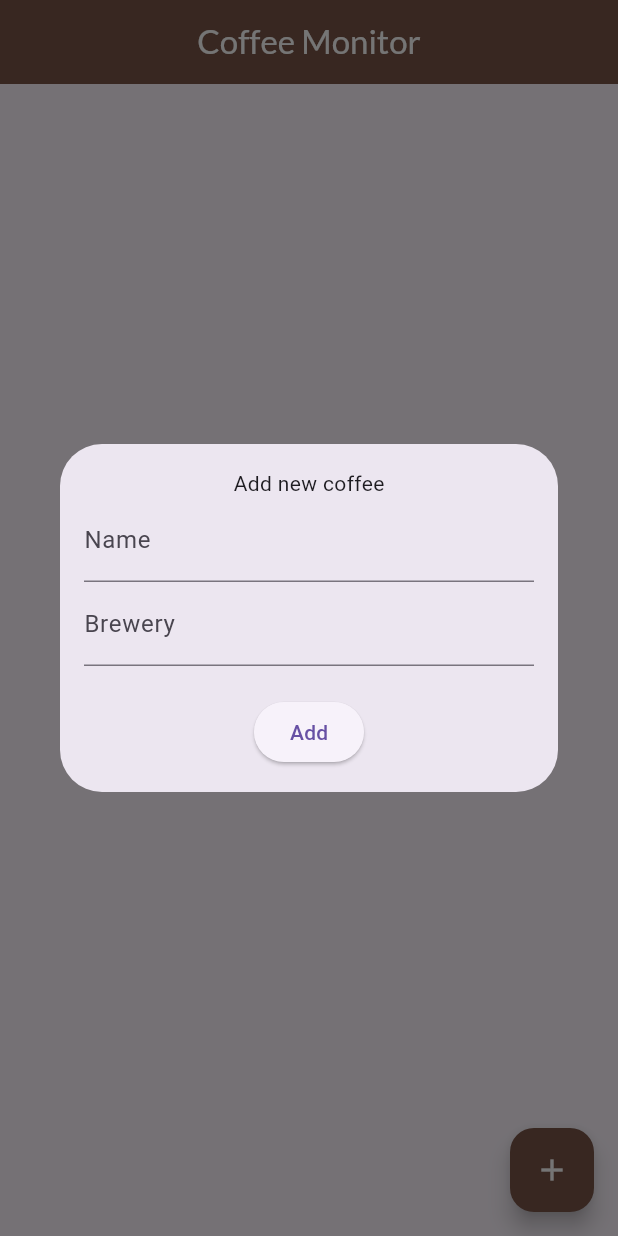
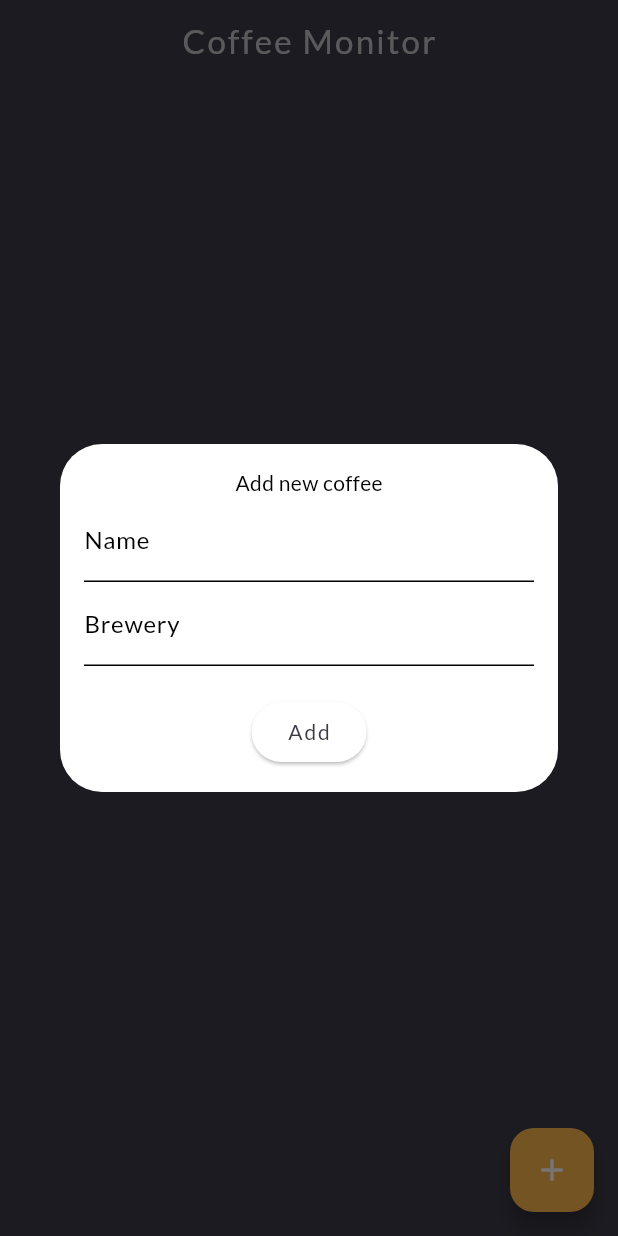
Before and after one commit to danielovadia/coffee-brew-monitor, a Flutter app: the screen it shows after launch, after a tap on the "add" icon, on a phone screen of 412 x 824 dp. Run offline on Flutter 3.47's test engine with Material 3 defaults, Android fonts, the phone set to English and light mode, and no system bars; our stand-ins replace flutter_riverpod, google_fonts, shared_preferences.

Commit message:
Refactor CoffeeCard and CoffeeCardsListView components

```diff
--- a/lib/components/coffee_cards_list_view.dart
+++ b/lib/components/coffee_cards_list_view.dart
@@ -5,7 +5,10 @@ import 'package:flutter/material.dart';
 class CoffeeCardsListView extends StatelessWidget {
   final List<Coffee> coffees;
 
-  const CoffeeCardsListView({super.key, required this.coffees});
+  const CoffeeCardsListView({
+    super.key,
+    required this.coffees,
+  });
 
   @override
   Widget build(BuildContext context) {
--- a/lib/main.dart
+++ b/lib/main.dart
@@ -13,9 +13,28 @@ Future<void> main() async {
   LocalStorage.instance.init();
 
   await CoffeeService.instance.init();
-  runApp(const ProviderScope(
+  runApp(ProviderScope(
       child: MaterialApp(
-    home: MainApp(),
+    debugShowCheckedModeBanner: false,
+    home: const MainApp(),
+    theme: ThemeData(
+      fontFamily: GoogleFonts.lato().fontFamily,
+      scaffoldBackgroundColor: const Color.fromARGB(255, 59, 59, 71),
+      colorScheme: const ColorScheme.light(
+        primary: Color.fromARGB(255, 59, 59, 71),
+        secondary: Color.fromARGB(255, 238, 236, 233),
+        onPrimary: Color.fromARGB(255, 238, 236, 233),
+      ),
+      textTheme: const TextTheme(
+          titleLarge: TextStyle(color: Colors.white70, letterSpacing: 1.5),
+          labelLarge: TextStyle(color: Colors.white70, letterSpacing: 1.2)),
+      appBarTheme: const AppBarTheme(
+        backgroundColor: Color.fromARGB(255, 59, 59, 71),
+      ),
+      cardColor: const Color.fromARGB(255, 59, 59, 71),
+      floatingActionButtonTheme:
+          FloatingActionButtonThemeData(backgroundColor: Colors.orange[300]),
+    ),
   )));
 }
 
@@ -26,29 +45,26 @@ class MainApp extends ConsumerWidget {
   Widget build(BuildContext context, WidgetRef ref) {
     List<Coffee> coffees = ref.watch(coffeesProvider);
 
-    return MaterialApp(
-      theme: ThemeData(
-        fontFamily: GoogleFonts.lato().fontFamily,
-      ),
-      home: Scaffold(
+    return Scaffold(
       appBar: AppBar(
-          title: const Text(
+        title: Text(
           "Coffee Monitor",
-            style: TextStyle(color: Colors.white),
+          style: Theme.of(context).textTheme.titleLarge,
         ),
         centerTitle: true,
-          backgroundColor: Colors.brown,
+        backgroundColor: Theme.of(context).appBarTheme.backgroundColor,
       ),
       body: CoffeeCardsListView(coffees: coffees),
       floatingActionButton: FloatingActionButton(
+        heroTag: null,
         onPressed: () {
           showDialog(
               context: context,
               builder: (BuildContext context) => const AddCoffeeDialog());
         },
-          backgroundColor: Colors.brown,
+        backgroundColor:
+            Theme.of(context).floatingActionButtonTheme.backgroundColor,
         child: const Icon(Icons.add, color: Colors.white),
-        ),
       ),
     );
   }
```
Also changed, not shown: lib/common/widgets/app_icon_button.dart (added, +19 -0 lines), lib/components/coffee_card.dart (+34 -40 lines), lib/components/coffee_page.dart (added, +35 -0 lines). Lines whose indentation alone changed are shown as unchanged.
